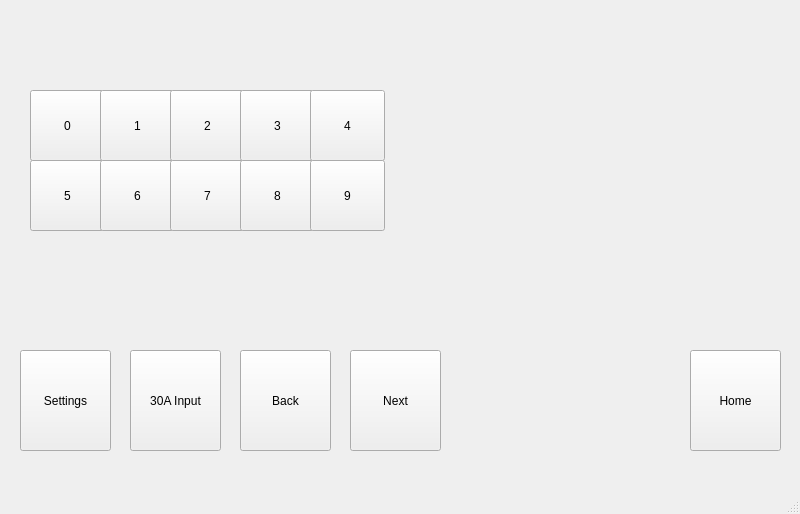
Old version of the form mainwindow.ui in the repository mark-c-paul/pi-gui.
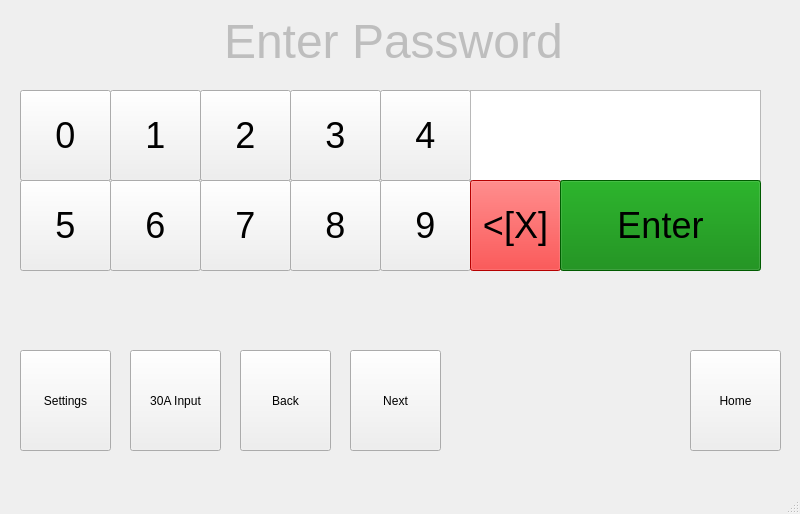
New version of the form.

Diff of the .ui file:
```diff
--- a/mainwindow.ui
+++ b/mainwindow.ui
@@ -83,7 +83,7 @@
     <property name="geometry">
      <rect>
       <x>0</x>
-      <y>-10</y>
+      <y>0</y>
       <width>801</width>
       <height>341</height>
      </rect>
@@ -338,12 +338,15 @@
      <widget class="QPushButton" name="zeroButton">
       <property name="geometry">
        <rect>
-        <x>30</x>
-        <y>100</y>
-        <width>75</width>
-        <height>71</height>
+        <x>20</x>
+        <y>90</y>
+        <width>91</width>
+        <height>91</height>
        </rect>
       </property>
+      <property name="styleSheet">
+       <string notr="true">font:36px;</string>
+      </property>
       <property name="text">
        <string>0</string>
       </property>
@@ -351,12 +354,15 @@
      <widget class="QPushButton" name="oneButton">
       <property name="geometry">
        <rect>
-        <x>100</x>
-        <y>100</y>
-        <width>75</width>
-        <height>71</height>
+        <x>110</x>
+        <y>90</y>
+        <width>91</width>
+        <height>91</height>
        </rect>
       </property>
+      <property name="styleSheet">
+       <string notr="true">font:36px;</string>
+      </property>
       <property name="text">
        <string>1</string>
       </property>
@@ -364,12 +370,15 @@
      <widget class="QPushButton" name="twoButton">
       <property name="geometry">
        <rect>
-        <x>170</x>
-        <y>100</y>
-        <width>75</width>
-        <height>71</height>
+        <x>200</x>
+        <y>90</y>
+        <width>91</width>
+        <height>91</height>
        </rect>
       </property>
+      <property name="styleSheet">
+       <string notr="true">font:36px;</string>
+      </property>
       <property name="text">
        <string>2</string>
       </property>
@@ -377,12 +386,15 @@
      <widget class="QPushButton" name="threeButton">
       <property name="geometry">
        <rect>
-        <x>240</x>
-        <y>100</y>
-        <width>75</width>
-        <height>71</height>
+        <x>290</x>
+        <y>90</y>
+        <width>91</width>
+        <height>91</height>
        </rect>
       </property>
+      <property name="styleSheet">
+       <string notr="true">font:36px;</string>
+      </property>
       <property name="text">
        <string>3</string>
       </property>
@@ -390,12 +402,15 @@
      <widget class="QPushButton" name="fourButton">
       <property name="geometry">
        <rect>
-        <x>310</x>
-        <y>100</y>
-        <width>75</width>
-        <height>71</height>
+        <x>380</x>
+        <y>90</y>
+        <width>91</width>
+        <height>91</height>
        </rect>
       </property>
+      <property name="styleSheet">
+       <string notr="true">font:36px;</string>
+      </property>
       <property name="text">
        <string>4</string>
       </property>
@@ -403,12 +418,15 @@
      <widget class="QPushButton" name="nineButton">
       <property name="geometry">
        <rect>
-        <x>310</x>
-        <y>170</y>
-        <width>75</width>
-        <height>71</height>
+        <x>380</x>
+        <y>180</y>
+        <width>91</width>
+        <height>91</height>
        </rect>
       </property>
+      <property name="styleSheet">
+       <string notr="true">font:36px;</string>
+      </property>
       <property name="text">
        <string>9</string>
       </property>
@@ -416,12 +434,15 @@
      <widget class="QPushButton" name="eightButton">
       <property name="geometry">
        <rect>
-        <x>240</x>
-        <y>170</y>
-        <width>75</width>
-        <height>71</height>
+        <x>290</x>
+        <y>180</y>
+        <width>91</width>
+        <height>91</height>
        </rect>
       </property>
+      <property name="styleSheet">
+       <string notr="true">font:36px;</string>
+      </property>
       <property name="text">
        <string>8</string>
       </property>
@@ -429,12 +450,15 @@
      <widget class="QPushButton" name="sevenButton">
       <property name="geometry">
        <rect>
-        <x>170</x>
-        <y>170</y>
-        <width>75</width>
-        <height>71</height>
+        <x>200</x>
+        <y>180</y>
+        <width>91</width>
+        <height>91</height>
        </rect>
       </property>
+      <property name="styleSheet">
+       <string notr="true">font:36px;</string>
+      </property>
       <property name="text">
        <string>7</string>
       </property>
@@ -442,12 +466,15 @@
      <widget class="QPushButton" name="fiveButton">
       <property name="geometry">
        <rect>
-        <x>30</x>
-        <y>170</y>
-        <width>75</width>
-        <height>71</height>
+        <x>20</x>
+        <y>180</y>
+        <width>91</width>
+        <height>91</height>
        </rect>
       </property>
+      <property name="styleSheet">
+       <string notr="true">font:36px;</string>
+      </property>
       <property name="text">
        <string>5</string>
       </property>
@@ -455,16 +482,107 @@
      <widget class="QPushButton" name="sixButton">
       <property name="geometry">
        <rect>
-        <x>100</x>
-        <y>170</y>
-        <width>75</width>
-        <height>71</height>
+        <x>110</x>
+        <y>180</y>
+        <width>91</width>
+        <height>91</height>
        </rect>
       </property>
+      <property name="styleSheet">
+       <string notr="true">font:36px;</string>
+      </property>
       <property name="text">
        <string>6</string>
       </property>
      </widget>
+     <widget class="QTextEdit" name="pinText">
+      <property name="enabled">
+       <bool>true</bool>
+      </property>
+      <property name="geometry">
+       <rect>
+        <x>470</x>
+        <y>90</y>
+        <width>291</width>
+        <height>91</height>
+       </rect>
+      </property>
+      <property name="styleSheet">
+       <string notr="true">font: 48px;
+</string>
+      </property>
+      <property name="html">
+       <string>&lt;!DOCTYPE HTML PUBLIC &quot;-//W3C//DTD HTML 4.0//EN&quot; &quot;http://www.w3.org/TR/REC-html40/strict.dtd&quot;&gt;
+&lt;html&gt;&lt;head&gt;&lt;meta name=&quot;qrichtext&quot; content=&quot;1&quot; /&gt;&lt;style type=&quot;text/css&quot;&gt;
+p, li { white-space: pre-wrap; }
+&lt;/style&gt;&lt;/head&gt;&lt;body style=&quot; font-family:'MS Shell Dlg 2'; font-size:48px; font-weight:400; font-style:normal;&quot;&gt;
+&lt;p style=&quot;-qt-paragraph-type:empty; margin-top:0px; margin-bottom:0px; margin-left:0px; margin-right:0px; -qt-block-indent:0; text-indent:0px;&quot;&gt;&lt;br /&gt;&lt;/p&gt;&lt;/body&gt;&lt;/html&gt;</string>
+      </property>
+     </widget>
+     <widget class="QPushButton" name="deleteButton">
+      <property name="geometry">
+       <rect>
+        <x>470</x>
+        <y>180</y>
+        <width>91</width>
+        <height>91</height>
+       </rect>
+      </property>
+      <property name="styleSheet">
+       <string notr="true">#deleteButton {
+background-color: red;
+font: 36px;
+}</string>
+      </property>
+      <property name="text">
+       <string>&lt;[X]</string>
+      </property>
+     </widget>
+     <widget class="QPushButton" name="enterButton">
+      <property name="geometry">
+       <rect>
+        <x>560</x>
+        <y>180</y>
+        <width>201</width>
+        <height>91</height>
+       </rect>
+      </property>
+      <property name="styleSheet">
+       <string notr="true">#enterButton{
+background-color: green;
+font: 36px;
+}</string>
+      </property>
+      <property name="text">
+       <string>Enter</string>
+      </property>
+     </widget>
+     <widget class="QTextEdit" name="textEdit">
+      <property name="enabled">
+       <bool>false</bool>
+      </property>
+      <property name="geometry">
+       <rect>
+        <x>220</x>
+        <y>10</y>
+        <width>431</width>
+        <height>71</height>
+       </rect>
+      </property>
+      <property name="frameShape">
+       <enum>QFrame::NoFrame</enum>
+      </property>
+      <property name="frameShadow">
+       <enum>QFrame::Sunken</enum>
+      </property>
+      <property name="html">
+       <string>&lt;!DOCTYPE HTML PUBLIC &quot;-//W3C//DTD HTML 4.0//EN&quot; &quot;http://www.w3.org/TR/REC-html40/strict.dtd&quot;&gt;
+&lt;html&gt;&lt;head&gt;&lt;meta name=&quot;qrichtext&quot; content=&quot;1&quot; /&gt;&lt;style type=&quot;text/css&quot;&gt;
+p, li { white-space: pre-wrap; }
+&lt;/style&gt;&lt;/head&gt;&lt;body style=&quot; font-family:'MS Shell Dlg 2'; font-size:8.25pt; font-weight:400; font-style:normal;&quot;&gt;
+&lt;p style=&quot; margin-top:0px; margin-bottom:0px; margin-left:0px; margin-right:0px; -qt-block-indent:0; text-indent:0px;&quot;&gt;&lt;span style=&quot; font-size:36pt;&quot;&gt;Enter Password&lt;/span&gt;&lt;/p&gt;&lt;/body&gt;&lt;/html&gt;</string>
+      </property>
+     </widget>
      <zorder>zeroButton</zorder>
      <zorder>oneButton</zorder>
      <zorder>twoButton</zorder>
@@ -475,6 +593,10 @@
      <zorder>sevenButton</zorder>
      <zorder>eightButton</zorder>
      <zorder>nineButton</zorder>
+     <zorder>pinText</zorder>
+     <zorder>deleteButton</zorder>
+     <zorder>enterButton</zorder>
+     <zorder>textEdit</zorder>
     </widget>
     <widget class="QWidget" name="page"/>
    </widget>
```
